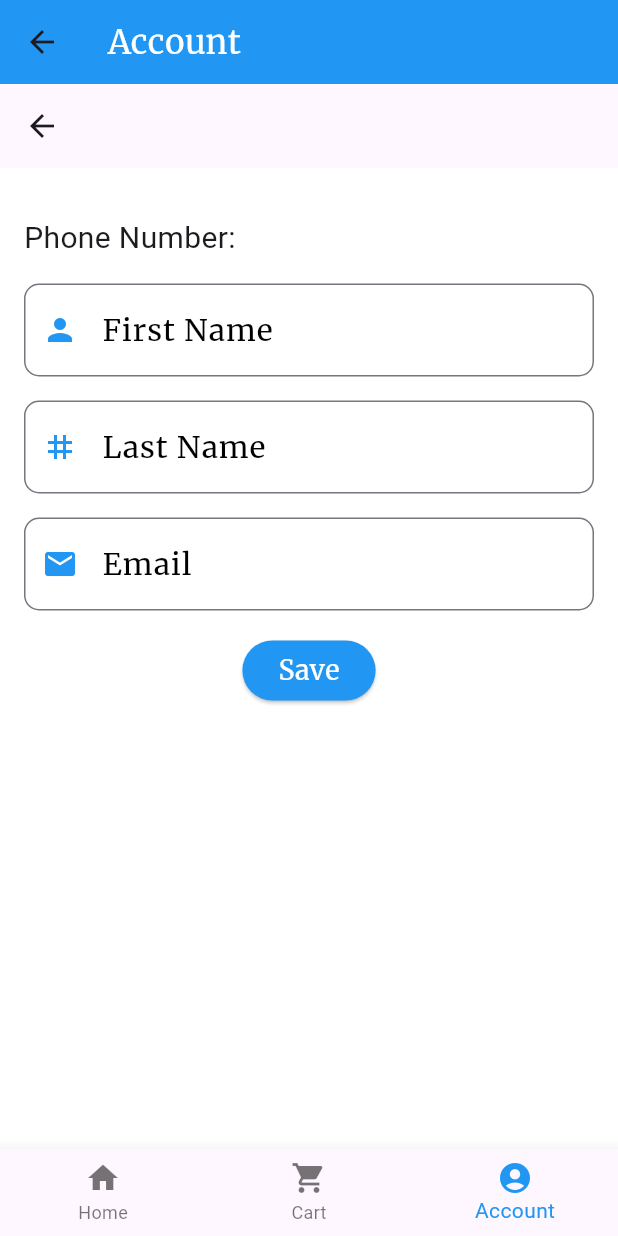
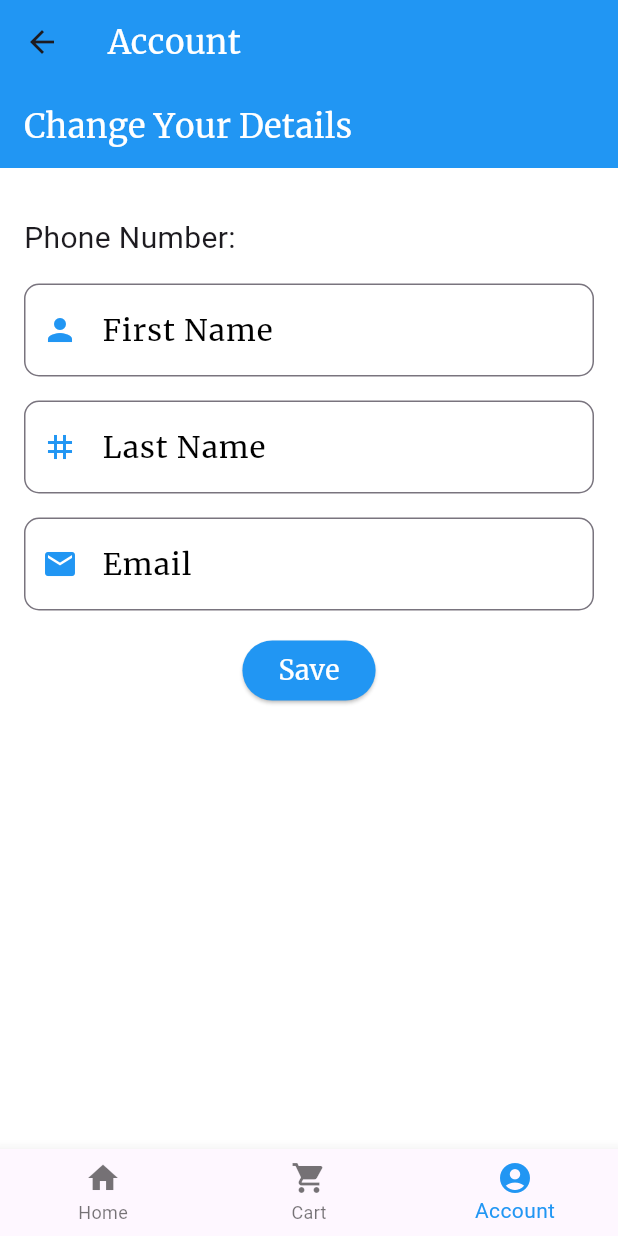
Before and after one commit to Fouaddal/store, a Flutter app: the HomeScreen screen opened directly with empty values, item 3 of the bottom bar chosen, on a phone screen of 412 x 824 dp. Run offline on Flutter 3.47's test engine with Material 3 defaults, Android fonts, the phone set to English and light mode, and no system bars; network calls fail.

Commit message:
did some changes

```diff
--- a/lib/AccountScreen.dart
+++ b/lib/AccountScreen.dart
@@ -91,6 +91,16 @@ class _AccountScreenState extends State<AccountScreen> {
     return Scaffold(
       backgroundColor: Colors.white,
       appBar: AppBar(
+        backgroundColor: Colors.blue,
+        title:
+        Text(
+          'Change Your Details',
+          style: TextStyle(
+            color: Colors.white,
+            fontFamily: 'Merriweather',
+          ),
+        ),
+        automaticallyImplyLeading: false,
         actions: [
           if (!_isEditing)
             IconButton(
--- a/lib/CartScreen.dart
+++ b/lib/CartScreen.dart
@@ -16,7 +16,7 @@ class CartScreen extends StatelessWidget {
   @override
   Widget build(BuildContext context) {
     return Scaffold(
-      backgroundColor: Colors.blueGrey[200],
+      backgroundColor: Colors.white,
       body: Padding(
         padding: const EdgeInsets.all(16.0),
         child: Column(
--- a/lib/HomeScreen.dart
+++ b/lib/HomeScreen.dart
@@ -11,11 +11,13 @@ String formatImageUrl(String relativeUrl) {
 
 class HomeScreen extends StatefulWidget {
   final Function(CartItem) addToCart;
-  final Map<String, dynamic> user; // User data passed from SignUpScreen
+  final Map<String, dynamic> user; // User data passed from SignInScreen/SignUpScreen
+  final String phoneNumber; // Keep phoneNumber for SignIn and SignUp
 
   HomeScreen({
     required this.addToCart,
-    required this.user, required String phoneNumber,
+    required this.user,
+    required this.phoneNumber,
   });
 
   @override
@@ -92,7 +94,8 @@ class _HomeScreenState extends State<HomeScreen> with SingleTickerProviderStateM
       default:
         return AppBar(
           backgroundColor: Colors.blue,
-          title: Text(
+          title:
+          Text(
             'Account',
             style: TextStyle(
               color: Colors.white,
@@ -125,7 +128,7 @@ class _HomeScreenState extends State<HomeScreen> with SingleTickerProviderStateM
             onFinish: () {},
           ),
           AccountScreen(
-            user: widget.user, // Pass the user data to AccountScreen
+            user: widget.user, // Pass the user data
           ),
         ],
       ),
--- a/lib/SignInScreen.dart
+++ b/lib/SignInScreen.dart
@@ -65,7 +65,11 @@ class _SignInScreenState extends State<SignInScreen> {
           context,
           MaterialPageRoute(
             builder: (context) => HomeScreen(
-              phoneNumber: phoneNumber, addToCart: (CartItem ) {  }, user: {},
+              phoneNumber: phoneNumber,
+              addToCart: (item) {},
+              user: {
+                'phone_number': phoneNumber,
+              },
             ),
           ),
         );
--- a/pubspec.yaml
+++ b/pubspec.yaml
@@ -31,7 +31,7 @@ dependencies:
   flutter:
     sdk: flutter
 
-  http: ^0.13.3
+  http: ^1.2.2
 
 
 
@@ -50,7 +50,7 @@ dev_dependencies:
   # activated in the `analysis_options.yaml` file located at the root of your
   # package. See that file for information about deactivating specific lint
   # rules and activating additional ones.
-  flutter_lints: ^4.0.0
+  flutter_lints: ^5.0.0
 
 # For information on the generic Dart part of this file, see the
 # following page: https://dart.dev/tools/pub/pubspec
```
Also changed, not shown: pubspec.lock.
